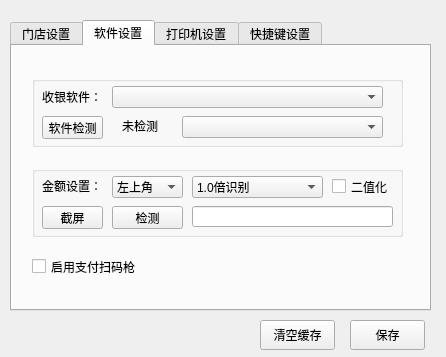
Before: the Qt Designer form bbqshop/MainDlg/maindlg.ui in qinan2014/bbqshop, drawn with Qt 5.
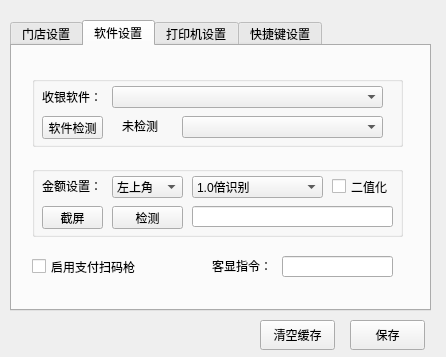
After: the same form once the commit is applied.

What changed in the file:
```diff
--- a/bbqshop/MainDlg/maindlg.ui
+++ b/bbqshop/MainDlg/maindlg.ui
@@ -480,6 +480,29 @@
       <string>启用支付扫码枪</string>
      </property>
     </widget>
+    <widget class="QLabel" name="label_9">
+     <property name="geometry">
+      <rect>
+       <x>200</x>
+       <y>210</y>
+       <width>61</width>
+       <height>20</height>
+      </rect>
+     </property>
+     <property name="text">
+      <string>客显指令：</string>
+     </property>
+    </widget>
+    <widget class="QLineEdit" name="txtVFD">
+     <property name="geometry">
+      <rect>
+       <x>270</x>
+       <y>210</y>
+       <width>111</width>
+       <height>21</height>
+      </rect>
+     </property>
+    </widget>
    </widget>
    <widget class="QWidget" name="tab">
     <attribute name="title">
```
